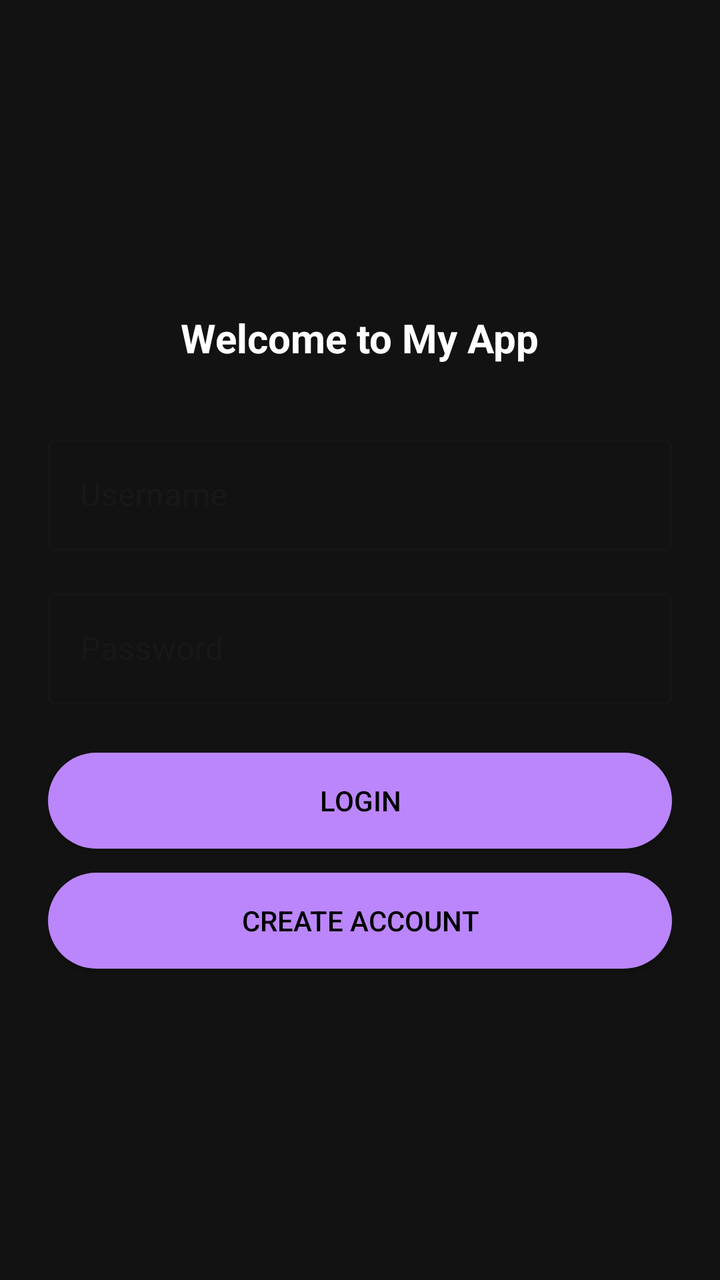
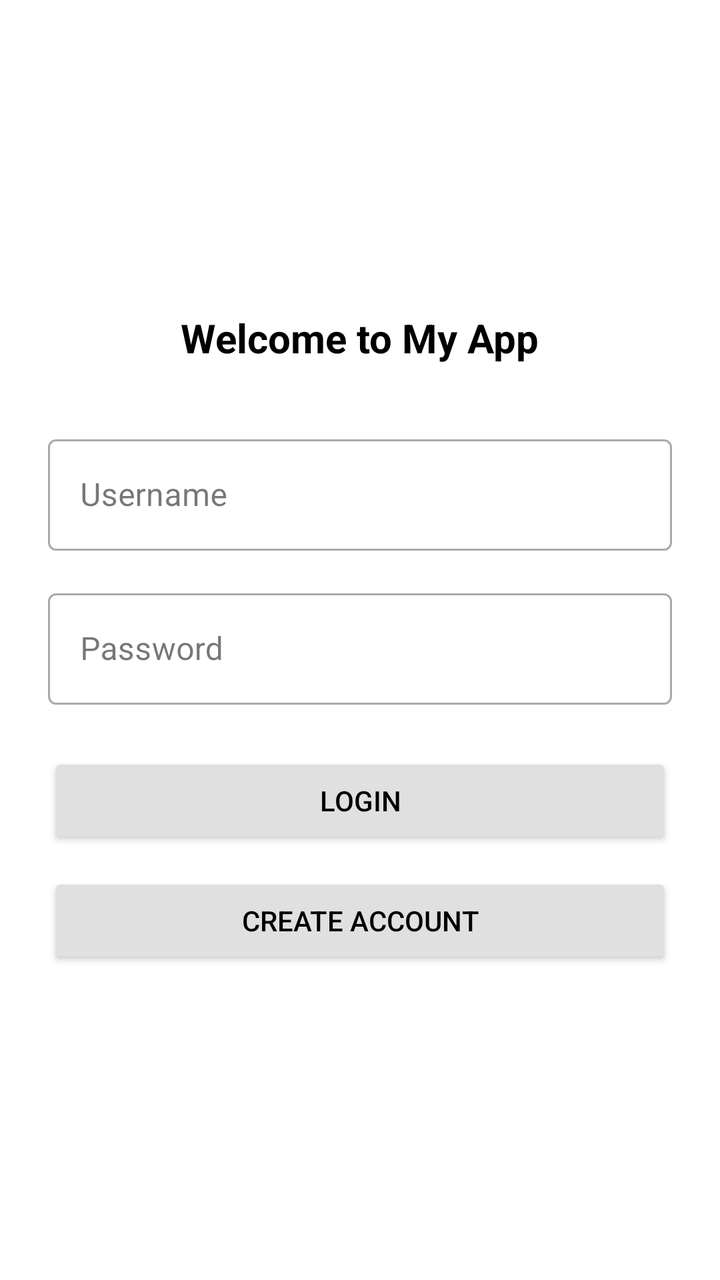

Before-and-after screenshots of an Android layout around one commit, followed by the original layout XML and the change that was made.
<!-- AndroidManifest.xml: application theme Theme.BaiTapMobile -->
<!-- res/layout/activity_main.xml -->
<?xml version="1.0" encoding="utf-8"?>
<LinearLayout xmlns:android="http://schemas.android.com/apk/res/android"
    xmlns:app="http://schemas.android.com/apk/res-auto"
    android:layout_width="match_parent"
    android:layout_height="match_parent"
    android:orientation="vertical"
    android:gravity="center"
    android:padding="24dp"
    android:background="#121212">

    
    <TextView
        android:id="@+id/tvTitle"
        android:layout_width="wrap_content"
        android:layout_height="wrap_content"
        android:text="Welcome to My App"
        android:textSize="20sp"
        android:textStyle="bold"
        android:textColor="@android:color/white"
        android:layout_marginBottom="32dp"/>

    
    <com.google.android.material.textfield.TextInputLayout
        android:layout_width="match_parent"
        android:layout_height="wrap_content"
        android:hint="Username"
        style="@style/Widget.MaterialComponents.TextInputLayout.OutlinedBox"
        android:layout_marginBottom="16dp">

        <com.google.android.material.textfield.TextInputEditText
            android:id="@+id/edtUsername"
            android:layout_width="match_parent"
            android:layout_height="wrap_content"
            android:inputType="textPersonName" />
    </com.google.android.material.textfield.TextInputLayout>

    
    <com.google.android.material.textfield.TextInputLayout
        android:layout_width="match_parent"
        android:layout_height="wrap_content"
        android:hint="Password"
        style="@style/Widget.MaterialComponents.TextInputLayout.OutlinedBox"
        android:layout_marginBottom="24dp">

        <com.google.android.material.textfield.TextInputEditText
            android:id="@+id/edtPassword"
            android:layout_width="match_parent"
            android:layout_height="wrap_content"
            android:inputType="textPassword" />
    </com.google.android.material.textfield.TextInputLayout>

    
    <Button
        android:id="@+id/btnLogin"
        android:layout_width="match_parent"
        android:layout_height="wrap_content"
        android:text="Login"
        android:backgroundTint="#BB86FC"
        android:textColor="@android:color/black"
        android:layout_marginBottom="12dp"
        android:padding="12dp"
        android:background="@drawable/rounded_button"/>

    
    <Button
        android:id="@+id/btnRegister"
        android:layout_width="match_parent"
        android:layout_height="wrap_content"
        android:text="Create Account"
        android:backgroundTint="#BB86FC"
        android:textColor="@android:color/black"
        android:padding="12dp"
        android:background="@drawable/rounded_button"/>
</LinearLayout>
<!-- resources referenced by this layout -->
<resources>
  <!-- drawable rounded_button (drawable) -->
  <shape xmlns:android="http://schemas.android.com/apk/res/android"
      android:shape="rectangle">
      <corners android:radius="24dp" />
      <solid android:color="#BB86FC" />
  </shape>
  <style name="Theme.BaiTapMobile" parent="Base.Theme.BaiTapMobile" />
  <style name="Base.Theme.BaiTapMobile" parent="Theme.Material3.DayNight.NoActionBar">
          
          
      </style>
</resources>

<!-- the commit's change to res/layout/activity_main.xml (unified diff, before → after) -->
@@ -6,7 +6,7 @@
     android:orientation="vertical"
     android:gravity="center"
     android:padding="24dp"
-    android:background="#121212">
+    android:background="@android:color/white">
 
     
     <TextView
@@ -16,8 +16,8 @@
         android:text="Welcome to My App"
         android:textSize="20sp"
         android:textStyle="bold"
-        android:textColor="@android:color/white"
-        android:layout_marginBottom="32dp"/>
+        android:textColor="@android:color/black"
+        android:layout_marginBottom="32dp" />
 
     
     <com.google.android.material.textfield.TextInputLayout
@@ -31,7 +31,9 @@
             android:id="@+id/edtUsername"
             android:layout_width="match_parent"
             android:layout_height="wrap_content"
-            android:inputType="textPersonName" />
+            android:inputType="textPersonName"
+            android:textColor="@android:color/black"
+            android:textColorHint="@android:color/darker_gray" />
     </com.google.android.material.textfield.TextInputLayout>
 
     
@@ -46,7 +48,9 @@
             android:id="@+id/edtPassword"
             android:layout_width="match_parent"
             android:layout_height="wrap_content"
-            android:inputType="textPassword" />
+            android:inputType="textPassword"
+            android:textColor="@android:color/black"
+            android:textColorHint="@android:color/darker_gray" />
     </com.google.android.material.textfield.TextInputLayout>
 
     
@@ -55,20 +59,18 @@
         android:layout_width="match_parent"
         android:layout_height="wrap_content"
         android:text="Login"
-        android:backgroundTint="#BB86FC"
         android:textColor="@android:color/black"
+        android:backgroundTint="#E0E0E0"
         android:layout_marginBottom="12dp"
-        android:padding="12dp"
-        android:background="@drawable/rounded_button"/>
+        android:padding="12dp" />
 
     
     <Button
-        android:id="@+id/btnRegister"
+        android:id="@+id/btnCreateAccount"
         android:layout_width="match_parent"
         android:layout_height="wrap_content"
         android:text="Create Account"
-        android:backgroundTint="#BB86FC"
         android:textColor="@android:color/black"
-        android:padding="12dp"
-        android:background="@drawable/rounded_button"/>
+        android:backgroundTint="#E0E0E0"
+        android:padding="12dp" />
 </LinearLayout>
<!-- resource entries referenced after the edit -->
@@ -1,11 +1,5 @@
 <!-- resources referenced by this layout -->
 <resources>
-  <!-- drawable rounded_button (drawable) -->
-  <shape xmlns:android="http://schemas.android.com/apk/res/android"
-      android:shape="rectangle">
-      <corners android:radius="24dp" />
-      <solid android:color="#BB86FC" />
-  </shape>
   <style name="Theme.BaiTapMobile" parent="Base.Theme.BaiTapMobile" />
   <style name="Base.Theme.BaiTapMobile" parent="Theme.Material3.DayNight.NoActionBar">
           
